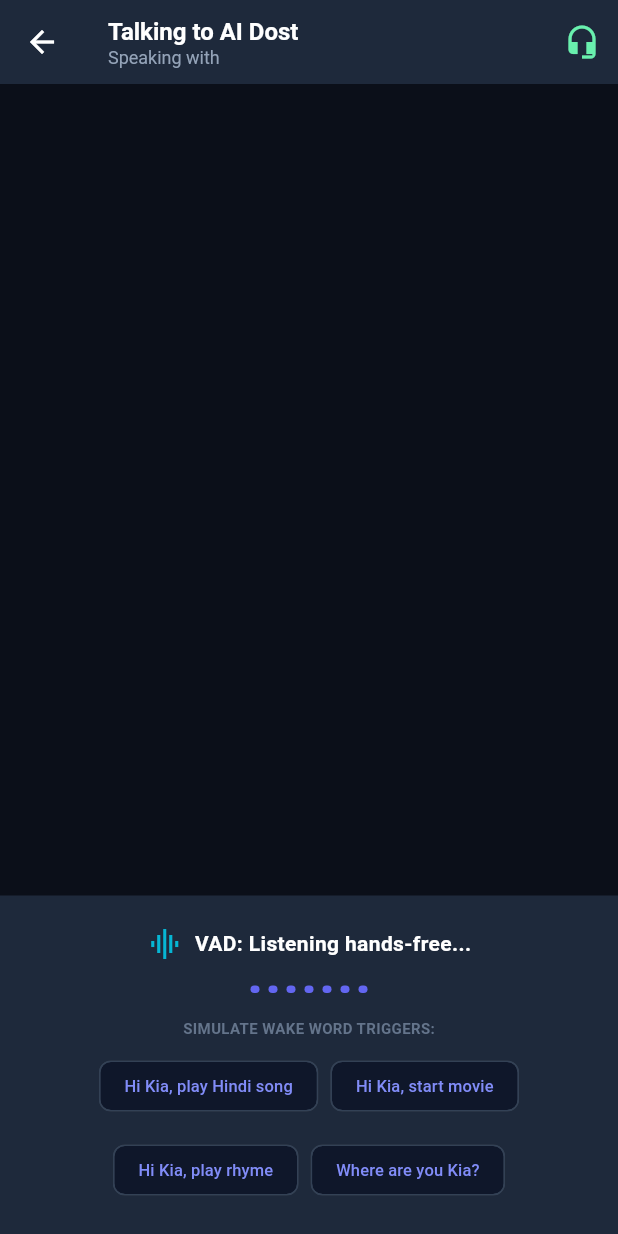
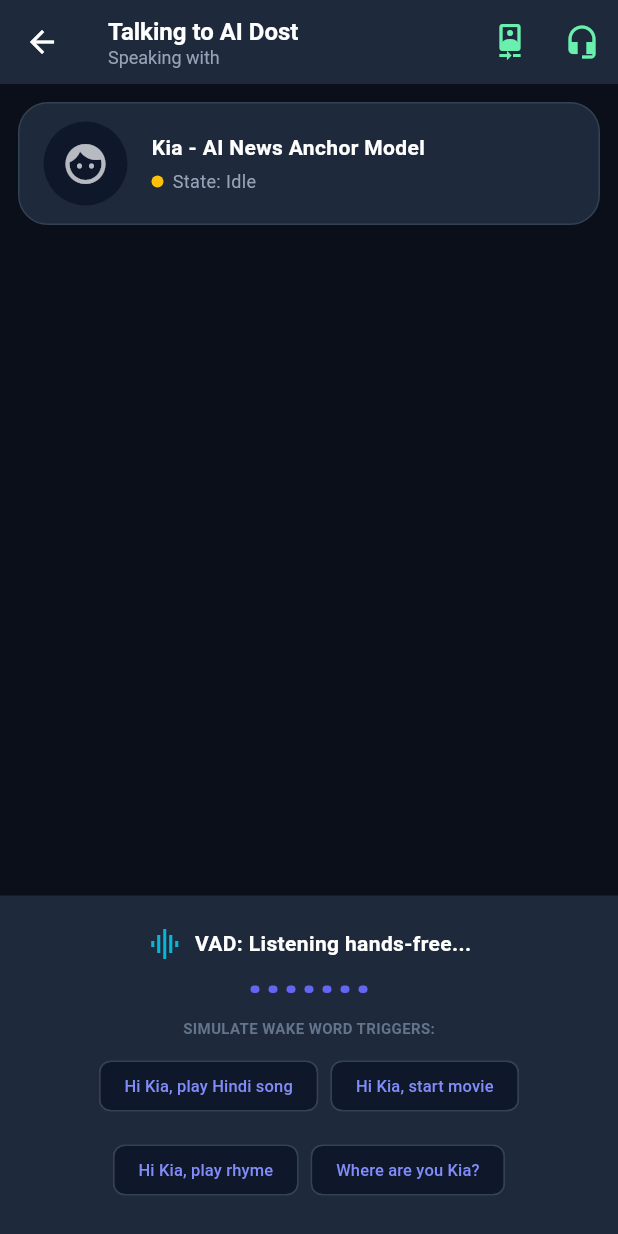
Before and after one commit to premranjanpro/ai_tutor_flutterapp, a Flutter app: the ChatScreen screen opened directly with empty values, after a tap on the "headset off" icon, on a phone screen of 412 x 824 dp. Run offline on Flutter 3.47's test engine with Material 3 defaults, Android fonts, the light colour scheme and no system bars; our stand-ins replace dio, flutter_riverpod, flutter_secure_storage; accounts and stored records are empty; network calls fail; Roboto replaces fonts that are missing (Outfit).

Commit message:
feat: implement AI Anchor Avatar, camera scanner simulator, and 4-hour greeting cooldown

```diff
--- a/lib/core/storage/secure_storage.dart
+++ b/lib/core/storage/secure_storage.dart
@@ -31,4 +31,7 @@ class SecureStorage {
     await _storage.delete(key: _userIdKey);
     await _storage.delete(key: _userNameKey);
   }
+
+  static Future<void> writeVal(String key, String val) => _storage.write(key: key, value: val);
+  static Future<String?> getVal(String key) => _storage.read(key: key);
 }
--- a/lib/features/conversation/chat_screen.dart
+++ b/lib/features/conversation/chat_screen.dart
@@ -5,6 +5,7 @@ import 'package:intl/intl.dart';
 import 'conversation_provider.dart';
 import '../../core/audio/voice_activity_detector.dart';
 import '../learning/flashcard_screen.dart';
+import 'camera_scanner.dart';
 
 class ChatScreen extends ConsumerStatefulWidget {
   final String memberId;
@@ -79,7 +80,6 @@ class _ChatScreenState extends ConsumerState<ChatScreen> {
   }
 
   void _handleInterceptCommand(String rawCommand) {
-    // Format: COMMAND:type:target|friendlyResponse
     final parts = rawCommand.split('|');
     if (parts.isEmpty) return;
 
@@ -111,7 +111,6 @@ class _ChatScreenState extends ConsumerState<ChatScreen> {
     showDialog(
       context: context,
       builder: (context) {
-        // Automatically close the dialog after 3 seconds, mimicking returning to the app
         Timer(const Duration(seconds: 3), () {
           if (Navigator.canPop(context)) Navigator.pop(context);
         });
@@ -149,17 +148,29 @@ class _ChatScreenState extends ConsumerState<ChatScreen> {
     );
   }
 
+  void _triggerFaceScanner() {
+    showDialog(
+      context: context,
+      builder: (context) {
+        return CameraScanner(
+          userName: widget.nickname,
+          onGreetingTriggered: (greeting) {
+            _send(greeting);
+          },
+        );
+      },
+    );
+  }
+
   @override
   Widget build(BuildContext context) {
     final ConversationState chatState = ref.watch(conversationProvider);
     final VadModel vad = ref.watch(vadProvider);
 
-    // Scroll automatically on new messages
     ref.listen<ConversationState>(conversationProvider, (prev, next) {
       if (prev?.messages.length != next.messages.length) {
         Future.delayed(const Duration(milliseconds: 100), _scrollToBottom);
 
-        // Check if latest message is a command
         if (next.messages.isNotEmpty) {
           final lastMsg = next.messages.last;
           if (!lastMsg.isUser && lastMsg.text.startsWith('COMMAND:')) {
@@ -169,7 +180,6 @@ class _ChatScreenState extends ConsumerState<ChatScreen> {
       }
     });
 
-    // Listen to VAD processing triggers
     ref.listen<VadModel>(vadProvider, (prev, next) {
       if (next.state == VadState.processing && prev?.state != VadState.processing) {
         _send("Aarav is speaking: Tell me about space!");
@@ -196,6 +206,11 @@ class _ChatScreenState extends ConsumerState<ChatScreen> {
         ),
         actions: [
           IconButton(
+            icon: const Icon(Icons.camera_front, color: Colors.greenAccent),
+            onPressed: _triggerFaceScanner,
+            tooltip: 'Trigger Face Scan Greeting',
+          ),
+          IconButton(
             icon: Icon(
               _handsFreeMode ? Icons.headset_mic : Icons.headset_off,
               color: _handsFreeMode ? Colors.greenAccent : const Color(0xFF6366F1),
@@ -208,6 +223,8 @@ class _ChatScreenState extends ConsumerState<ChatScreen> {
       body: SafeArea(
         child: Column(
           children: [
+            // Interactive Female AI Anchor Avatar Representation Card
+            _buildAvatarCard(chatState, vad),
             Expanded(
               child: chatState.messages.isEmpty && chatState.isLoading
                   ? const Center(child: CircularProgressIndicator(color: Color(0xFF6366F1)))
@@ -217,7 +234,6 @@ class _ChatScreenState extends ConsumerState<ChatScreen> {
                       itemCount: chatState.messages.length,
                       itemBuilder: (context, index) {
                         final msg = chatState.messages[index];
-                        // Strip internal command payload from display if needed
                         String displayText = msg.text;
                         if (displayText.startsWith('COMMAND:')) {
                           final split = displayText.split('|');
@@ -246,11 +262,75 @@ class _ChatScreenState extends ConsumerState<ChatScreen> {
                   ],
                 ),
               ),
-            // Quick suggested chips
             if (!_handsFreeMode) _buildQuickSuggestionRow(),
             _handsFreeMode ? _buildHandsFreeArea(vad) : _buildTextInputBar(),
           ],
         ),
+      ),
+    );
+  }
+
+  Widget _buildAvatarCard(ConversationState chatState, VadModel vad) {
+    IconData avatarIcon = Icons.face;
+    String statusLabel = 'Idle';
+    Color iconColor = Colors.white70;
+
+    if (chatState.isLoading) {
+      avatarIcon = Icons.record_voice_over;
+      statusLabel = 'Speaking';
+      iconColor = const Color(0xFF06B6D4);
+    } else if (vad.state == VadState.speaking) {
+      avatarIcon = Icons.hearing;
+      statusLabel = 'Listening';
+      iconColor = Colors.greenAccent;
+    }
+
+    return Container(
+      margin: const EdgeInsets.all(12),
+      padding: const EdgeInsets.symmetric(horizontal: 16, vertical: 12),
+      decoration: BoxDecoration(
+        color: const Color(0xFF1E293B),
+        borderRadius: BorderRadius.circular(20),
+        border: Border.all(color: const Color(0xFF334155)),
+      ),
+      child: Row(
+        children: [
+          CircleAvatar(
+            radius: 28,
+            backgroundColor: const Color(0xFF0F172A),
+            child: Icon(avatarIcon, color: iconColor, size: 32),
+          ),
+          const SizedBox(width: 16),
+          Expanded(
+            child: Column(
+              crossAxisAlignment: CrossAxisAlignment.start,
+              children: [
+                const Text(
+                  'Kia - AI News Anchor Model',
+                  style: TextStyle(color: Colors.white, fontWeight: FontWeight.bold, fontSize: 14),
+                ),
+                const SizedBox(height: 4),
+                Row(
+                  children: [
+                    Container(
+                      width: 8,
+                      height: 8,
+                      decoration: BoxDecoration(
+                        color: chatState.isLoading || vad.state == VadState.speaking ? Colors.green : Colors.amber,
+                        shape: BoxShape.circle,
+                      ),
+                    ),
+                    const SizedBox(width: 6),
+                    Text(
+                      'State: $statusLabel',
+                      style: const TextStyle(color: Color(0xFF94A3B8), fontSize: 12),
+                    ),
+                  ],
+                ),
+              ],
+            ),
+          ),
+        ],
       ),
     );
   }
@@ -402,7 +482,6 @@ class _ChatScreenState extends ConsumerState<ChatScreen> {
             ],
           ),
           const SizedBox(height: 16),
-          // Decibel Waveform Indicator
           Row(
             mainAxisAlignment: MainAxisAlignment.center,
             children: List.generate(
@@ -424,7 +503,6 @@ class _ChatScreenState extends ConsumerState<ChatScreen> {
             ),
           ),
           const SizedBox(height: 16),
-          // Wake Word simulation triggers
           const Text('SIMULATE WAKE WORD TRIGGERS:', style: TextStyle(color: Color(0xFF64748B), fontSize: 10, fontWeight: FontWeight.bold)),
           const SizedBox(height: 8),
           Wrap(
```
Also changed, not shown: lib/features/conversation/camera_scanner.dart (added, +186 -0 lines).
